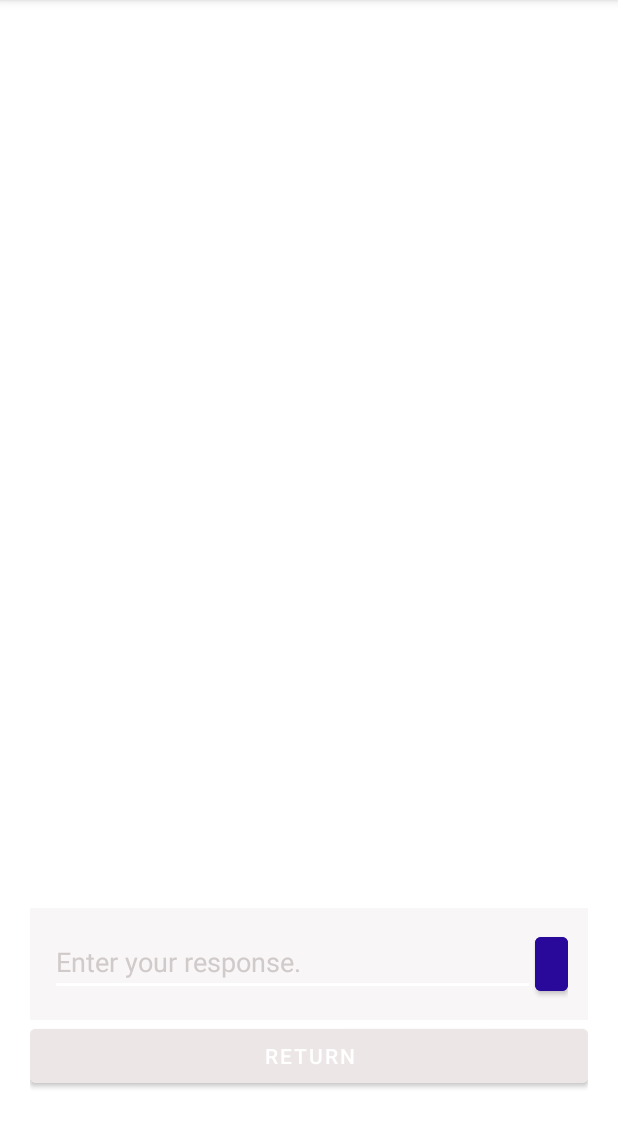
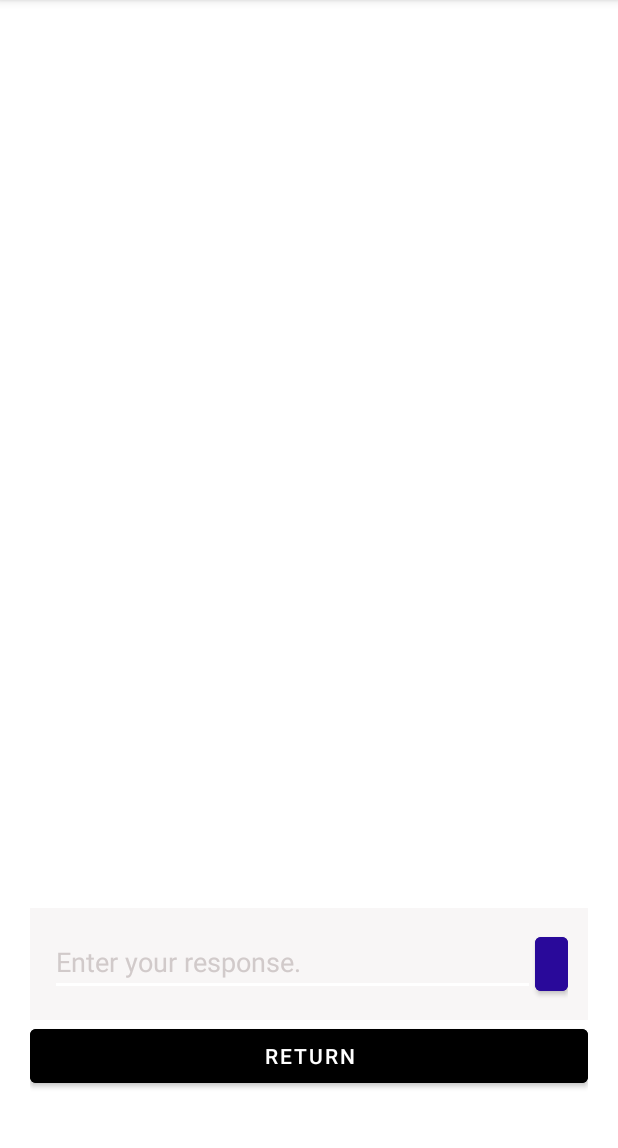
Before and after one commit to kimr314159/Android-Hive-Healthcare, an Android app: the MainActivity screen opened directly, with no data from a screen before it, on a phone screen of 412 x 824 dp, the part 84-1232 px from its top. Run offline under Robolectric (Android 15) with nearby library versions, the phone set to English and light mode, and no system bars.

Commit message:
refactored element for onCreate

```diff
--- a/app/src/main/res/layout/activity_main.xml
+++ b/app/src/main/res/layout/activity_main.xml
@@ -37,7 +37,7 @@
                 android:textColor="#D1CACA" />
 
             <Button
-                android:id="@+id/button4"
+                android:id="@+id/buttonSend"
                 android:layout_width="wrap_content"
                 android:layout_height="wrap_content"
                 android:backgroundTint="#29099A"
@@ -55,7 +55,7 @@
                 android:layout_width="wrap_content"
                 android:layout_height="wrap_content"
                 android:layout_weight="1"
-                android:backgroundTint="#ECE6E6"
+                android:backgroundTint="#000000"
                 android:text="Return" />
         </LinearLayout>
     </LinearLayout>
```
